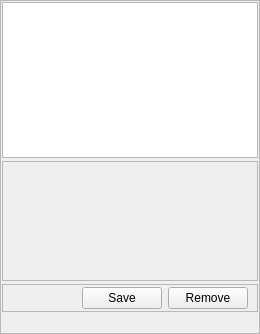
Above: src/blackgui/components/settingsnetworkserverscomponent.ui from swift-project/pilotclient before the change. Below: the same form after it.
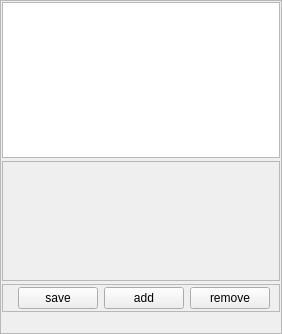
That is the form after the change. Custom widgets are drawn as their Qt base class.

Commit message:
Allow to save list of "other servers" * load / save setting called * fixed handling in server form
Follow up of refs #533, related to #545

Diff of the .ui file:
```diff
--- a/src/blackgui/components/settingsnetworkserverscomponent.ui
+++ b/src/blackgui/components/settingsnetworkserverscomponent.ui
@@ -6,7 +6,7 @@
    <rect>
     <x>0</x>
     <y>0</y>
-    <width>260</width>
+    <width>282</width>
     <height>334</height>
    </rect>
   </property>
@@ -36,7 +36,7 @@
     <number>1</number>
    </property>
    <item>
-    <widget class="BlackGui::Views::CServerView" name="tvp_SettingsTnServers">
+    <widget class="BlackGui::Views::CServerView" name="tvp_Servers">
      <property name="editTriggers">
       <set>QAbstractItemView::AnyKeyPressed|QAbstractItemView::DoubleClicked|QAbstractItemView::EditKeyPressed</set>
      </property>
@@ -110,12 +110,19 @@
          </sizepolicy>
         </property>
         <property name="text">
-         <string>Save</string>
+         <string>save</string>
         </property>
        </widget>
       </item>
       <item>
-       <widget class="QPushButton" name="pb_SettingsTnServersRemoveServer">
+       <widget class="QPushButton" name="pb_AddServer">
+        <property name="text">
+         <string>add</string>
+        </property>
+       </widget>
+      </item>
+      <item>
+       <widget class="QPushButton" name="pb_RemoveServer">
         <property name="sizePolicy">
          <sizepolicy hsizetype="Preferred" vsizetype="Preferred">
           <horstretch>0</horstretch>
@@ -123,7 +130,7 @@
          </sizepolicy>
         </property>
         <property name="text">
-         <string>Remove</string>
+         <string>remove</string>
         </property>
        </widget>
       </item>
```
Left out of the diff: 2 changed lines with no effect on the pictures. The commit also changes 7 other files.
